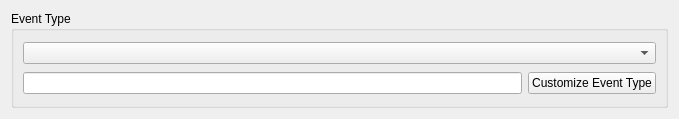
Old version of the form src/gui_impl/signal_browser/event_creation_widget.ui in the repository cbrnr/sigviewer.
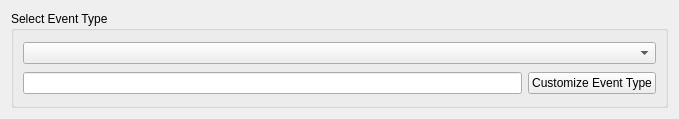
New version of the form.

The edit to the form file:
```diff
--- a/src/gui_impl/signal_browser/event_creation_widget.ui
+++ b/src/gui_impl/signal_browser/event_creation_widget.ui
@@ -17,7 +17,7 @@
    <item row="0" column="0">
     <widget class="QGroupBox" name="groupBox">
      <property name="title">
-      <string>Event Type</string>
+      <string>Select Event Type</string>
      </property>
      <layout class="QGridLayout" name="gridLayout_2">
       <item row="1" column="0">
```
